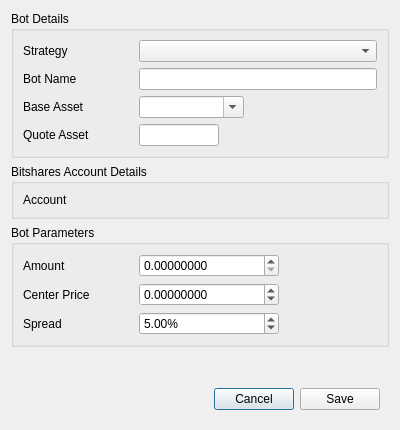
Old version of the form dexbot/views/ui/edit_bot_window.ui in the repository xeroc/stakemachine.
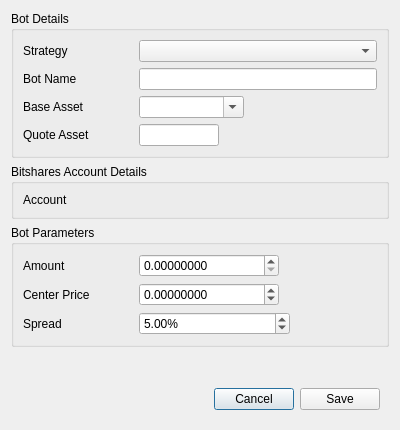
New version of the form.

Commit message: Change input width in edit bot and create bot views

Diff of the .ui file:
```diff
--- a/dexbot/views/ui/edit_bot_window.ui
+++ b/dexbot/views/ui/edit_bot_window.ui
@@ -356,7 +356,7 @@
         </property>
         <property name="minimumSize">
          <size>
-          <width>140</width>
+          <width>151</width>
           <height>0</height>
          </size>
         </property>
```
The commit also changes 1 other file.
